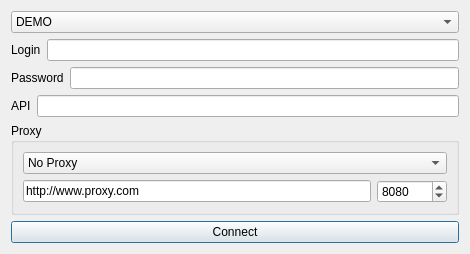
ooznerol/YATT, file dialogconnection.ui: the form before one commit.
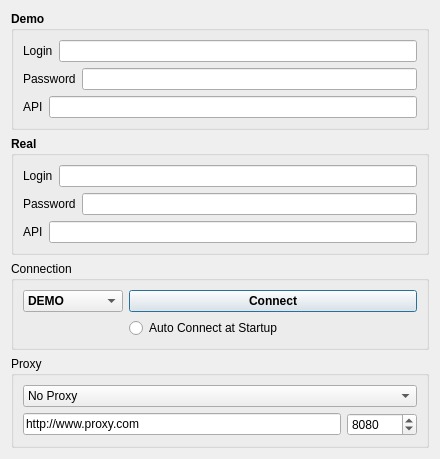
The form after the commit.

The edit to the form file:
```diff
--- a/dialogconnection.ui
+++ b/dialogconnection.ui
@@ -6,45 +6,55 @@
    <rect>
     <x>0</x>
     <y>0</y>
-    <width>470</width>
-    <height>236</height>
+    <width>440</width>
+    <height>416</height>
    </rect>
   </property>
   <property name="maximumSize">
    <size>
     <width>16777215</width>
-    <height>236</height>
+    <height>416</height>
    </size>
   </property>
   <property name="windowTitle">
    <string>Connection</string>
   </property>
-  <layout class="QVBoxLayout" name="verticalLayout_2">
+  <layout class="QVBoxLayout" name="verticalLayout_3">
    <item>
-    <widget class="QComboBox" name="comboBox_AccountType">
-     <item>
-      <property name="text">
-       <string>DEMO</string>
-      </property>
-     </item>
-     <item>
-      <property name="text">
-       <string>REAL</string>
-      </property>
-     </item>
-    </widget>
-   </item>
+    <widget class="QGroupBox" name="groupBox_Demo">
+     <property name="font">
+      <font>
+       <weight>75</weight>
+       <bold>true</bold>
+      </font>
+     </property>
+     <property name="title">
+      <string>Demo</string>
+     </property>
+     <layout class="QVBoxLayout" name="verticalLayout">
    <item>
     <layout class="QHBoxLayout" name="horizontalLayout_APIKey_2">
      <item>
       <widget class="QLabel" name="label_2">
+          <property name="font">
+           <font>
+            <weight>50</weight>
+            <bold>false</bold>
+           </font>
+          </property>
        <property name="text">
         <string>Login</string>
        </property>
       </widget>
      </item>
      <item>
-      <widget class="QLineEdit" name="lineEdit_login">
+         <widget class="QLineEdit" name="lineEdit_login_Demo">
+          <property name="font">
+           <font>
+            <weight>50</weight>
+            <bold>false</bold>
+           </font>
+          </property>
        <property name="text">
         <string/>
        </property>
@@ -56,13 +66,25 @@
     <layout class="QHBoxLayout" name="horizontalLayout_APIKey_3">
      <item>
       <widget class="QLabel" name="label_3">
+          <property name="font">
+           <font>
+            <weight>50</weight>
+            <bold>false</bold>
+           </font>
+          </property>
        <property name="text">
         <string>Password</string>
        </property>
       </widget>
      </item>
      <item>
-      <widget class="QLineEdit" name="lineEdit_password">
+         <widget class="QLineEdit" name="lineEdit_password_Demo">
+          <property name="font">
+           <font>
+            <weight>50</weight>
+            <bold>false</bold>
+           </font>
+          </property>
        <property name="text">
         <string/>
        </property>
@@ -77,19 +99,197 @@
     <layout class="QHBoxLayout" name="horizontalLayout_APIKey">
      <item>
       <widget class="QLabel" name="label">
+          <property name="font">
+           <font>
+            <weight>50</weight>
+            <bold>false</bold>
+           </font>
+          </property>
        <property name="text">
         <string>API</string>
        </property>
       </widget>
      </item>
      <item>
-      <widget class="QLineEdit" name="lineEdit_api">
+         <widget class="QLineEdit" name="lineEdit_api_Demo">
+          <property name="font">
+           <font>
+            <weight>50</weight>
+            <bold>false</bold>
+           </font>
+          </property>
        <property name="text">
         <string/>
        </property>
       </widget>
      </item>
     </layout>
+      </item>
+     </layout>
+    </widget>
+   </item>
+   <item>
+    <widget class="QGroupBox" name="groupBox_Real">
+     <property name="font">
+      <font>
+       <weight>75</weight>
+       <bold>true</bold>
+      </font>
+     </property>
+     <property name="title">
+      <string>Real</string>
+     </property>
+     <layout class="QVBoxLayout" name="verticalLayout_2">
+      <item>
+       <layout class="QHBoxLayout" name="horizontalLayout_APIKey_4">
+        <item>
+         <widget class="QLabel" name="label_4">
+          <property name="font">
+           <font>
+            <weight>50</weight>
+            <bold>false</bold>
+           </font>
+          </property>
+          <property name="text">
+           <string>Login</string>
+          </property>
+         </widget>
+        </item>
+        <item>
+         <widget class="QLineEdit" name="lineEdit_login_Real">
+          <property name="font">
+           <font>
+            <weight>50</weight>
+            <bold>false</bold>
+           </font>
+          </property>
+          <property name="text">
+           <string/>
+          </property>
+         </widget>
+        </item>
+       </layout>
+      </item>
+      <item>
+       <layout class="QHBoxLayout" name="horizontalLayout_APIKey_5">
+        <item>
+         <widget class="QLabel" name="label_5">
+          <property name="font">
+           <font>
+            <weight>50</weight>
+            <bold>false</bold>
+           </font>
+          </property>
+          <property name="text">
+           <string>Password</string>
+          </property>
+         </widget>
+        </item>
+        <item>
+         <widget class="QLineEdit" name="lineEdit_password_Real">
+          <property name="font">
+           <font>
+            <weight>50</weight>
+            <bold>false</bold>
+           </font>
+          </property>
+          <property name="text">
+           <string/>
+          </property>
+          <property name="echoMode">
+           <enum>QLineEdit::Password</enum>
+          </property>
+         </widget>
+        </item>
+       </layout>
+      </item>
+      <item>
+       <layout class="QHBoxLayout" name="horizontalLayout_APIKey_6">
+        <item>
+         <widget class="QLabel" name="label_6">
+          <property name="font">
+           <font>
+            <weight>50</weight>
+            <bold>false</bold>
+           </font>
+          </property>
+          <property name="text">
+           <string>API</string>
+          </property>
+         </widget>
+        </item>
+        <item>
+         <widget class="QLineEdit" name="lineEdit_api_Real">
+          <property name="font">
+           <font>
+            <weight>50</weight>
+            <bold>false</bold>
+           </font>
+          </property>
+          <property name="text">
+           <string/>
+          </property>
+         </widget>
+        </item>
+       </layout>
+      </item>
+     </layout>
+    </widget>
+   </item>
+   <item>
+    <widget class="QGroupBox" name="groupBox_2">
+     <property name="title">
+      <string>Connection</string>
+     </property>
+     <layout class="QGridLayout" name="gridLayout_2">
+      <item row="0" column="1">
+       <widget class="QPushButton" name="pushButton_Connect">
+        <property name="font">
+         <font>
+          <weight>75</weight>
+          <bold>true</bold>
+         </font>
+        </property>
+        <property name="text">
+         <string>Connect</string>
+        </property>
+       </widget>
+      </item>
+      <item row="1" column="1">
+       <widget class="QRadioButton" name="radioButtonAutoConnect">
+        <property name="text">
+         <string>Auto Connect at Startup</string>
+        </property>
+       </widget>
+      </item>
+      <item row="0" column="0">
+       <widget class="QComboBox" name="comboBox_AccountType">
+        <property name="maximumSize">
+         <size>
+          <width>100</width>
+          <height>16777215</height>
+         </size>
+        </property>
+        <property name="font">
+         <font>
+          <weight>75</weight>
+          <bold>true</bold>
+         </font>
+        </property>
+        <item>
+         <property name="text">
+          <string>DEMO</string>
+         </property>
+        </item>
+        <item>
+         <property name="text">
+          <string>REAL</string>
+         </property>
+        </item>
+       </widget>
+      </item>
+     </layout>
+    </widget>
    </item>
    <item>
     <widget class="QGroupBox" name="groupBox">
@@ -145,13 +345,6 @@
      </layout>
     </widget>
    </item>
-   <item>
-    <widget class="QPushButton" name="pushButton_Connect">
-     <property name="text">
-      <string>Connect</string>
-     </property>
-    </widget>
-   </item>
   </layout>
  </widget>
  <resources/>
```
Lines whose indentation alone changed are shown as unchanged.
